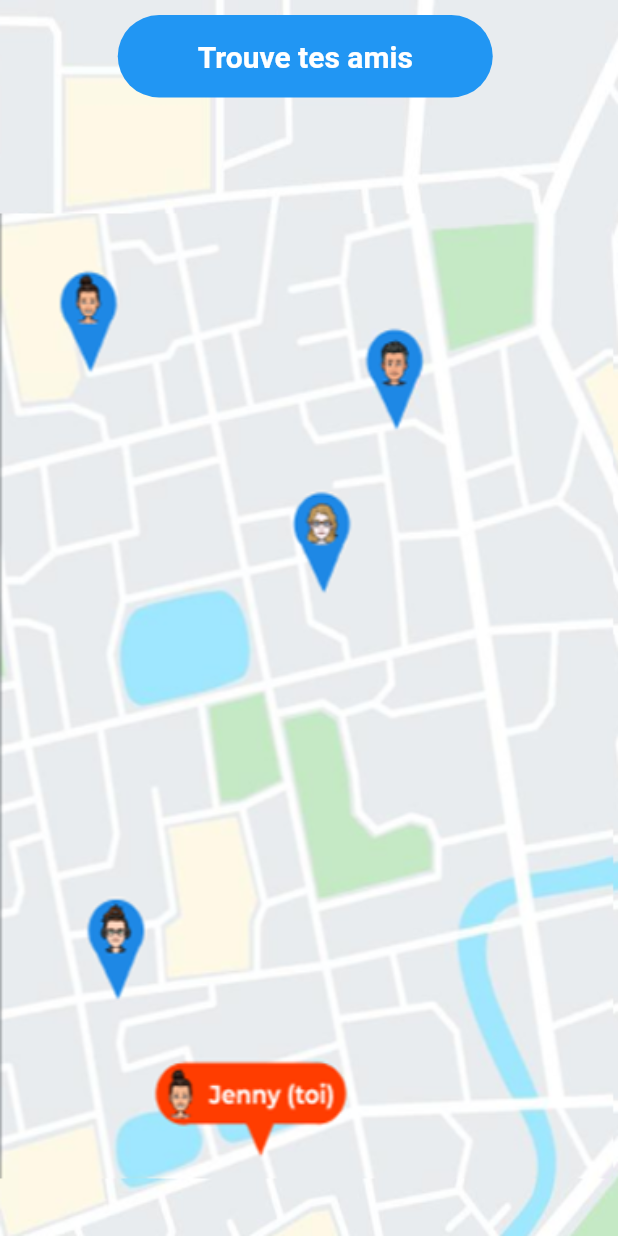
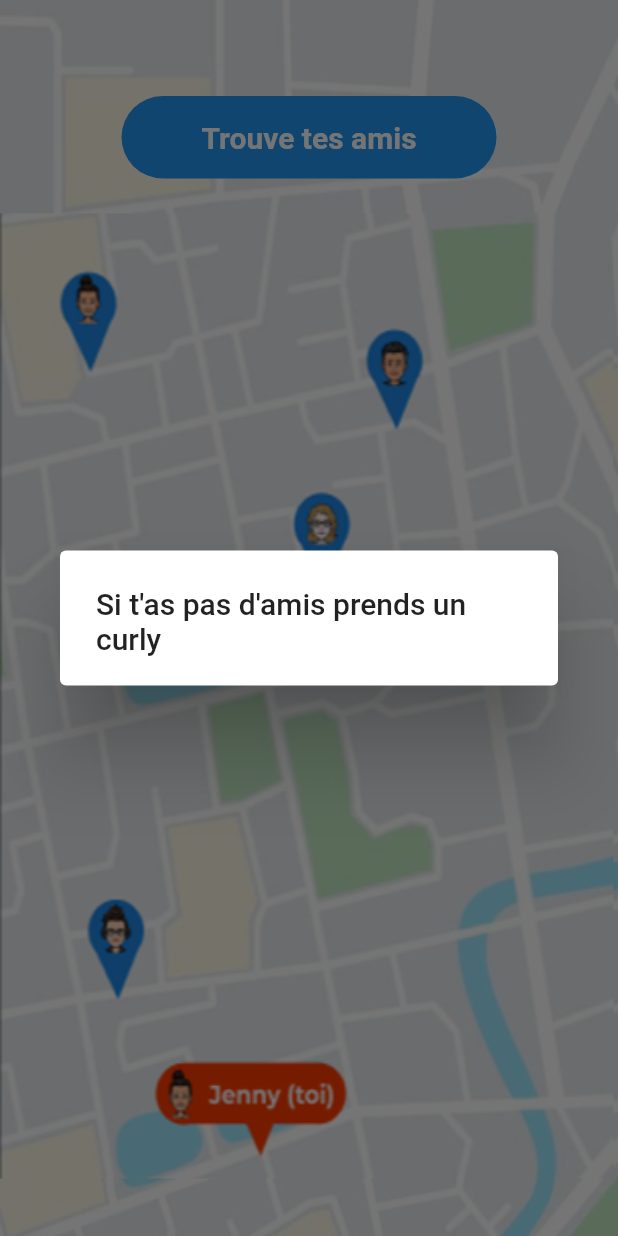
Before and after one commit to Nintendoboy59/snapchatTechnologieWebMobileExercice, a Flutter app: the MapPage widget shown alone on an empty page, opened directly, after a tap on "Trouve tes amis", on a phone screen of 412 x 824 dp. Run offline on Flutter 3.47's test engine with Material 2 defaults, Android fonts, the phone set to English and light mode, and no system bars; our stand-ins replace camera, chat_bubbles, community_material_icon, permission_handler, video_player; missing offline and left inert: truncate; network calls fail.

Commit message:
♻️ Map Page

```diff
--- a/front/lib/ui/pages/home/map/map_page.dart
+++ b/front/lib/ui/pages/home/map/map_page.dart
@@ -12,26 +12,27 @@ class _MapPageState extends State<MapPage> {
   Widget build(BuildContext context) {
     return Stack(
       children: [
-        Container(
+        SizedBox(
           width: MediaQuery.of(context).size.width,
           height: MediaQuery.of(context).size.height,
           child: FittedBox(
+            fit: BoxFit.fill,
             child: Image.asset('assets/images/mapPicture.png'),
-            fit: BoxFit.fill,
           ),
         ),
         Row(
           mainAxisAlignment: MainAxisAlignment.center,
           children: [
             Padding(
-                padding: const EdgeInsets.only(
-                  left: 0.0,
-                  right: 5.0,
-                  top: 10.0,
-                  bottom: 5.0,
-                ),
+              padding: const EdgeInsets.all(64),
               child: GestureDetector(
                 onTap: () {
+                  showDialog(
+                      context: context,
+                      builder: (text) => const AlertDialog(
+                        title: Text('Si t\'as pas d\'amis prends un curly'),
+                      )
+                  );
                 },
                 child: Container(
                   height: 55,
@@ -50,7 +51,8 @@ class _MapPageState extends State<MapPage> {
                     ),
                   ),
                 ),
-                )),
+              ),
+            ),
           ],
         ),
       ],
```
Lines whose indentation alone changed are shown as unchanged.
